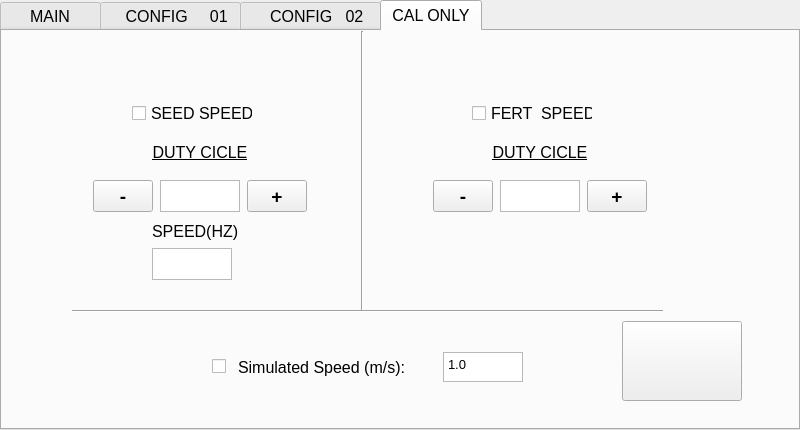
Old version of the form SourceCode/seeder_ui.ui in the repository LabDig/SemeaPy5.
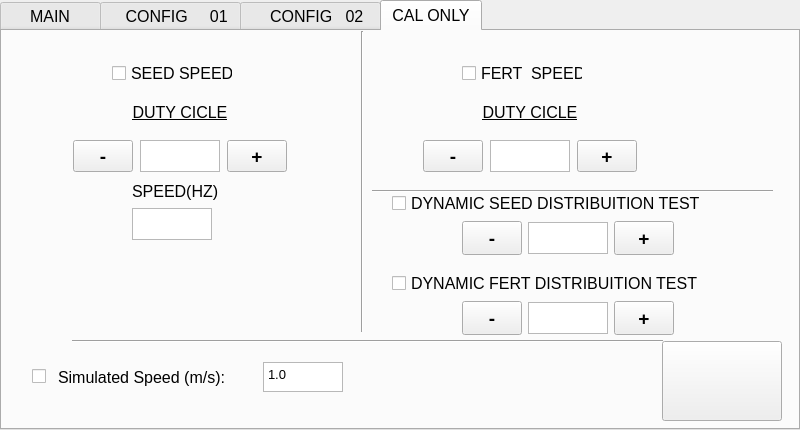
New version of the form. The open tabs and pages were chosen to show the change. Icons and pictures are not drawn.

```diff
--- a/SourceCode/seeder_ui.ui
+++ b/SourceCode/seeder_ui.ui
@@ -1865,8 +1865,8 @@
    <widget class="QCheckBox" name="cb_speed_cal">
     <property name="geometry">
      <rect>
-      <x>130</x>
-      <y>70</y>
+      <x>110</x>
+      <y>30</y>
       <width>121</width>
       <height>24</height>
      </rect>
@@ -1883,8 +1883,8 @@
    <widget class="QCheckBox" name="cb_speed_fert">
     <property name="geometry">
      <rect>
-      <x>470</x>
-      <y>70</y>
+      <x>460</x>
+      <y>30</y>
       <width>121</width>
       <height>24</height>
      </rect>
@@ -1901,8 +1901,8 @@
    <widget class="QWidget" name="layoutWidget_6">
     <property name="geometry">
      <rect>
-      <x>430</x>
-      <y>100</y>
+      <x>420</x>
+      <y>60</y>
       <width>216</width>
       <height>81</height>
      </rect>
@@ -1990,7 +1990,7 @@
       <x>330</x>
       <y>0</y>
       <width>61</width>
-      <height>281</height>
+      <height>301</height>
      </rect>
     </property>
     <property name="orientation">
@@ -2000,8 +2000,8 @@
    <widget class="QWidget" name="layoutWidget_3">
     <property name="geometry">
      <rect>
-      <x>210</x>
-      <y>320</y>
+      <x>30</x>
+      <y>330</y>
       <width>311</width>
       <height>32</height>
      </rect>
@@ -2064,7 +2064,7 @@
     <property name="geometry">
      <rect>
       <x>70</x>
-      <y>270</y>
+      <y>300</y>
       <width>591</width>
       <height>20</height>
      </rect>
@@ -2076,8 +2076,8 @@
    <widget class="QPushButton" name="bt_back_conf_2">
     <property name="geometry">
      <rect>
-      <x>620</x>
-      <y>290</y>
+      <x>660</x>
+      <y>310</y>
       <width>120</width>
       <height>80</height>
      </rect>
@@ -2113,11 +2113,11 @@
      </size>
     </property>
    </widget>
-   <widget class="QWidget" name="">
+   <widget class="QWidget" name="layoutWidget">
     <property name="geometry">
      <rect>
-      <x>90</x>
-      <y>100</y>
+      <x>70</x>
+      <y>60</y>
       <width>216</width>
       <height>81</height>
      </rect>
@@ -2199,11 +2199,11 @@
      </item>
     </layout>
    </widget>
-   <widget class="QWidget" name="">
+   <widget class="QWidget" name="layoutWidget">
     <property name="geometry">
      <rect>
-      <x>150</x>
-      <y>190</y>
+      <x>130</x>
+      <y>150</y>
       <width>90</width>
       <height>59</height>
      </rect>
@@ -2241,6 +2241,195 @@
      </item>
     </layout>
    </widget>
+   <widget class="Line" name="line_11">
+    <property name="geometry">
+     <rect>
+      <x>370</x>
+      <y>150</y>
+      <width>401</width>
+      <height>20</height>
+     </rect>
+    </property>
+    <property name="orientation">
+     <enum>Qt::Horizontal</enum>
+    </property>
+   </widget>
+   <widget class="QCheckBox" name="cb_dyn_seed">
+    <property name="geometry">
+     <rect>
+      <x>390</x>
+      <y>160</y>
+      <width>361</width>
+      <height>24</height>
+     </rect>
+    </property>
+    <property name="font">
+     <font>
+      <pointsize>12</pointsize>
+     </font>
+    </property>
+    <property name="text">
+     <string>DYNAMIC SEED DISTRIBUITION TEST</string>
+    </property>
+   </widget>
+   <widget class="QCheckBox" name="cb_dyn_fert">
+    <property name="geometry">
+     <rect>
+      <x>390</x>
+      <y>240</y>
+      <width>361</width>
+      <height>24</height>
+     </rect>
+    </property>
+    <property name="font">
+     <font>
+      <pointsize>12</pointsize>
+     </font>
+    </property>
+    <property name="text">
+     <string>DYNAMIC FERT DISTRIBUITION TEST</string>
+    </property>
+   </widget>
+   <widget class="QWidget" name="layoutWidget_10">
+    <property name="geometry">
+     <rect>
+      <x>460</x>
+      <y>190</y>
+      <width>214</width>
+      <height>34</height>
+     </rect>
+    </property>
+    <layout class="QHBoxLayout" name="horizontalLayout_22">
+     <item>
+      <widget class="QPushButton" name="m_dyn_seed">
+       <property name="maximumSize">
+        <size>
+         <width>60</width>
+         <height>60</height>
+        </size>
+       </property>
+       <property name="font">
+        <font>
+         <pointsize>14</pointsize>
+         <weight>75</weight>
+         <bold>true</bold>
+        </font>
+       </property>
+       <property name="text">
+        <string>-</string>
+       </property>
+      </widget>
+     </item>
+     <item>
+      <widget class="QPlainTextEdit" name="ql_seed_dyn">
+       <property name="maximumSize">
+        <size>
+         <width>80</width>
+         <height>32</height>
+        </size>
+       </property>
+       <property name="font">
+        <font>
+         <pointsize>10</pointsize>
+        </font>
+       </property>
+       <property name="plainText">
+        <string/>
+       </property>
+      </widget>
+     </item>
+     <item>
+      <widget class="QPushButton" name="p_dyn_seed">
+       <property name="maximumSize">
+        <size>
+         <width>60</width>
+         <height>60</height>
+        </size>
+       </property>
+       <property name="font">
+        <font>
+         <pointsize>14</pointsize>
+         <weight>75</weight>
+         <bold>true</bold>
+        </font>
+       </property>
+       <property name="text">
+        <string>+</string>
+       </property>
+      </widget>
+     </item>
+    </layout>
+   </widget>
+   <widget class="QWidget" name="layoutWidget_11">
+    <property name="geometry">
+     <rect>
+      <x>460</x>
+      <y>270</y>
+      <width>214</width>
+      <height>34</height>
+     </rect>
+    </property>
+    <layout class="QHBoxLayout" name="horizontalLayout_23">
+     <item>
+      <widget class="QPushButton" name="m_dyn_fert">
+       <property name="maximumSize">
+        <size>
+         <width>60</width>
+         <height>60</height>
+        </size>
+       </property>
+       <property name="font">
+        <font>
+         <pointsize>14</pointsize>
+         <weight>75</weight>
+         <bold>true</bold>
+        </font>
+       </property>
+       <property name="text">
+        <string>-</string>
+       </property>
+      </widget>
+     </item>
+     <item>
+      <widget class="QPlainTextEdit" name="ql_dyn_fert">
+       <property name="maximumSize">
+        <size>
+         <width>80</width>
+         <height>32</height>
+        </size>
+       </property>
+       <property name="font">
+        <font>
+         <pointsize>10</pointsize>
+        </font>
+       </property>
+       <property name="plainText">
+        <string/>
+       </property>
+      </widget>
+     </item>
+     <item>
+      <widget class="QPushButton" name="p_dyn_fert">
+       <property name="maximumSize">
+        <size>
+         <width>60</width>
+         <height>60</height>
+        </size>
+       </property>
+       <property name="font">
+        <font>
+         <pointsize>14</pointsize>
+         <weight>75</weight>
+         <bold>true</bold>
+        </font>
+       </property>
+       <property name="text">
+        <string>+</string>
+       </property>
+      </widget>
+     </item>
+    </layout>
+   </widget>
   </widget>
  </widget>
  <resources/>
```
Left out of the diff: 10 changed lines with no effect on the pictures.
